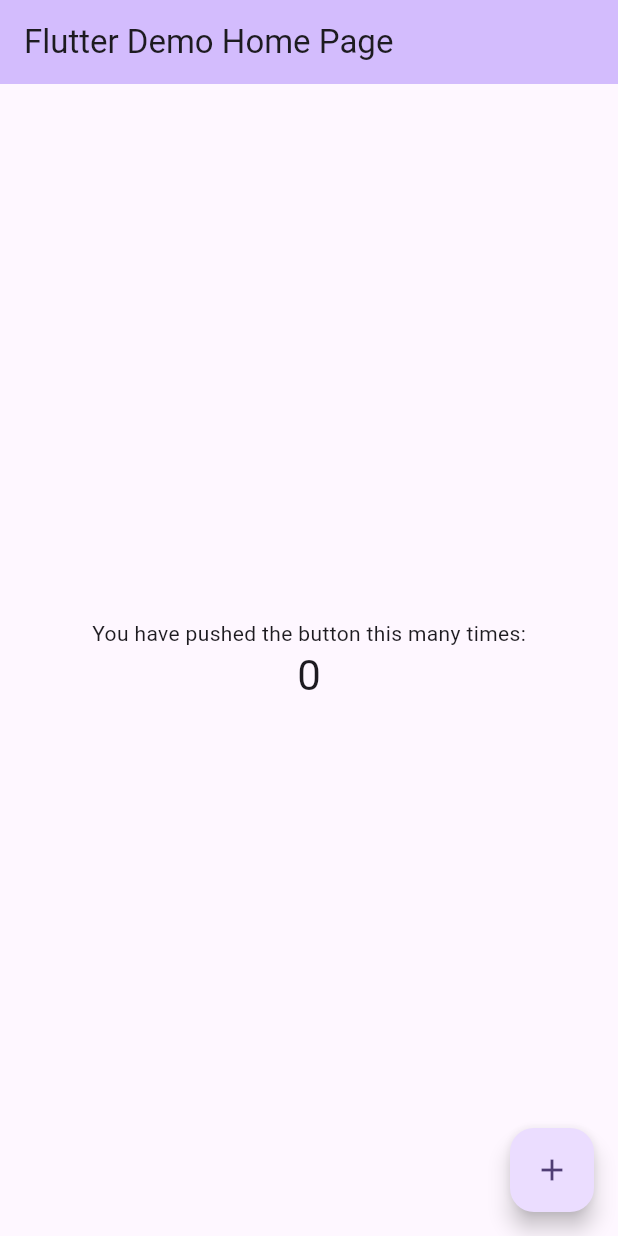
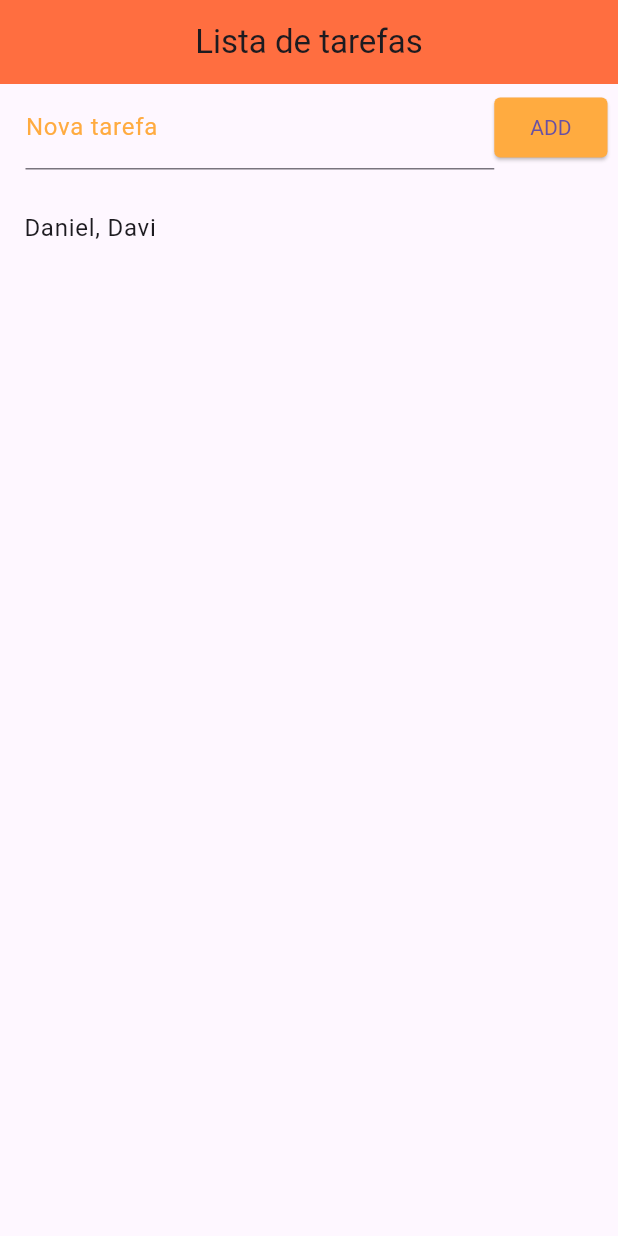
Before and after one commit to abigailmvlima/flutter_todo_list_check, a Flutter app: the screen it shows after launch, on a phone screen of 412 x 824 dp. Run offline on Flutter 3.47's test engine with Material 3 defaults, Android fonts, the phone set to English and light mode, and no system bars.

Commit message:
inicio codigo

```diff
--- a/lib/main.dart
+++ b/lib/main.dart
@@ -1,125 +1,95 @@
+import 'dart:convert';
+import 'dart:io';
+
 import 'package:flutter/material.dart';
+import 'package:path_provider/path_provider.dart';
 
 void main() {
-  runApp(const MyApp());
+  runApp(const MaterialApp(
+    debugShowCheckedModeBanner: false,
+    home: Home(),
+  ));
 }
 
-class MyApp extends StatelessWidget {
-  const MyApp({super.key});
+class Home extends StatefulWidget {
+  const Home({super.key});
 
-  // This widget is the root of your application.
   @override
-  Widget build(BuildContext context) {
-    return MaterialApp(
-      title: 'Flutter Demo',
-      theme: ThemeData(
-        // This is the theme of your application.
-        //
-        // TRY THIS: Try running your application with "flutter run". You'll see
-        // the application has a purple toolbar. Then, without quitting the app,
-        // try changing the seedColor in the colorScheme below to Colors.green
-        // and then invoke "hot reload" (save your changes or press the "hot
-        // reload" button in a Flutter-supported IDE, or press "r" if you used
-        // the command line to start the app).
-        //
-        // Notice that the counter didn't reset back to zero; the application
-        // state is not lost during the reload. To reset the state, use hot
-        // restart instead.
-        //
-        // This works for code too, not just values: Most code changes can be
-        // tested with just a hot reload.
-        colorScheme: ColorScheme.fromSeed(seedColor: Colors.deepPurple),
-        useMaterial3: true,
-      ),
-      home: const MyHomePage(title: 'Flutter Demo Home Page'),
-    );
-  }
+  State<Home> createState() => _HomeState();
 }
 
-class MyHomePage extends StatefulWidget {
-  const MyHomePage({super.key, required this.title});
+class _HomeState extends State<Home> {
 
-  // This widget is the home page of your application. It is stateful, meaning
-  // that it has a State object (defined below) that contains fields that affect
-  // how it looks.
-
-  // This class is the configuration for the state. It holds the values (in this
-  // case the title) provided by the parent (in this case the App widget) and
-  // used by the build method of the State. Fields in a Widget subclass are
-  // always marked "final".
-
-  final String title;
-
-  @override
-  State<MyHomePage> createState() => _MyHomePageState();
-}
-
-class _MyHomePageState extends State<MyHomePage> {
-  int _counter = 0;
-
-  void _incrementCounter() {
-    setState(() {
-      // This call to setState tells the Flutter framework that something has
-      // changed in this State, which causes it to rerun the build method below
-      // so that the display can reflect the updated values. If we changed
-      // _counter without calling setState(), then the build method would not be
-      // called again, and so nothing would appear to happen.
-      _counter++;
-    });
-  }
+  final List _todoList = ["Daniel, Davi"];
 
   @override
   Widget build(BuildContext context) {
-    // This method is rerun every time setState is called, for instance as done
-    // by the _incrementCounter method above.
-    //
-    // The Flutter framework has been optimized to make rerunning build methods
-    // fast, so that you can just rebuild anything that needs updating rather
-    // than having to individually change instances of widgets.
     return Scaffold(
       appBar: AppBar(
-        // TRY THIS: Try changing the color here to a specific color (to
-        // Colors.amber, perhaps?) and trigger a hot reload to see the AppBar
-        // change color while the other colors stay the same.
-        backgroundColor: Theme.of(context).colorScheme.inversePrimary,
-        // Here we take the value from the MyHomePage object that was created by
-        // the App.build method, and use it to set our appbar title.
-        title: Text(widget.title),
+        title: const Text("Lista de tarefas"),
+        backgroundColor: Colors.deepOrangeAccent,
+        centerTitle: true,
       ),
-      body: Center(
-        // Center is a layout widget. It takes a single child and positions it
-        // in the middle of the parent.
-        child: Column(
-          // Column is also a layout widget. It takes a list of children and
-          // arranges them vertically. By default, it sizes itself to fit its
-          // children horizontally, and tries to be as tall as its parent.
-          //
-          // Column has various properties to control how it sizes itself and
-          // how it positions its children. Here we use mainAxisAlignment to
-          // center the children vertically; the main axis here is the vertical
-          // axis because Columns are vertical (the cross axis would be
-          // horizontal).
-          //
-          // TRY THIS: Invoke "debug painting" (choose the "Toggle Debug Paint"
-          // action in the IDE, or press "p" in the console), to see the
-          // wireframe for each widget.
-          mainAxisAlignment: MainAxisAlignment.center,
-          children: <Widget>[
-            const Text(
-              'You have pushed the button this many times:',
+      body: Column(
+        children: [
+          Container(
+            padding: const EdgeInsets.fromLTRB(17.0, 1.0, 7.0, 1.0),
+            child: Row(
+              children: [
+                const Expanded(
+                    child: TextField(
+                      decoration: InputDecoration(
+                        labelText: "Nova tarefa",
+                        labelStyle: TextStyle(color: Colors.orangeAccent),
+                      ),
+                    ),
+                ),
+                ElevatedButton(
+                  onPressed: () {},
+                  style: ElevatedButton.styleFrom(
+                         backgroundColor: Colors.orangeAccent,
+                         shape: RoundedRectangleBorder(
+                           borderRadius: BorderRadius.circular(4),
+                         ) ,
+                    textStyle: const TextStyle(color: Colors.white)
+                  ),
+                  child: const Text("ADD")
+                )
+              ],
             ),
-            Text(
-              '$_counter',
-              style: Theme.of(context).textTheme.headlineMedium,
-            ),
-          ],
-        ),
+          ),
+          Expanded(
+            child: ListView.builder(
+              padding: const EdgeInsets.only(top: 10.0),
+                itemCount: _todoList.length,
+                itemBuilder: (context, index) {
+                  return ListTile(
+                    title: Text(_todoList[index]),
+                  );
+                }),
+          ),
+        ],
       ),
-      floatingActionButton: FloatingActionButton(
-        onPressed: _incrementCounter,
-        tooltip: 'Increment',
-        child: const Icon(Icons.add),
-      ), // This trailing comma makes auto-formatting nicer for build methods.
     );
   }
+  Future<File> _getFile() async {
+    final directory = await getApplicationDocumentsDirectory();
+    return File("${directory.path}/data.json");
+  }
+
+  Future<File> _saveData() async {
+    String data = json.encode(_todoList);
+    final file = await _getFile();
+    return file.writeAsString(data);
+  }
+
+  Future<String?> _readData() async {
+    try {
+      final file = await _getFile();
+
+      return file.readAsString();
+    }catch (e) {
+      return null;
+    }
+  }
 }
--- a/pubspec.yaml
+++ b/pubspec.yaml
@@ -35,6 +35,8 @@ dependencies:
   # The following adds the Cupertino Icons font to your application.
   # Use with the CupertinoIcons class for iOS style icons.
   cupertino_icons: ^1.0.8
+  path_provider: ^2.1.4
+
 
 dev_dependencies:
   flutter_test:
```
Also changed, not shown: pubspec.lock, 1 other file.
